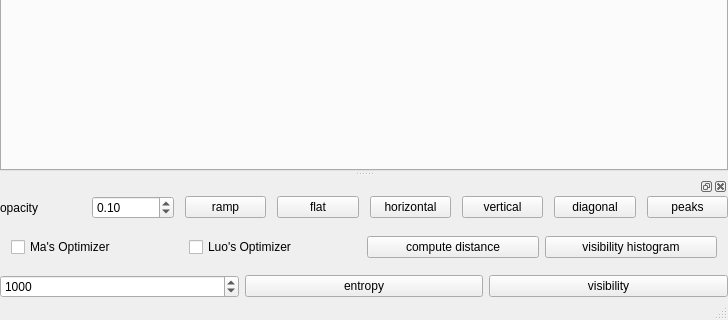
luosz/artivvis-development-repository, file VolumeRenderer/TransferFunctionEditor/transferfunctioneditor.ui: the form before one commit; both pictures show x 0 to 728 and y 160 to 480 of the 728 by 480 pixel window.
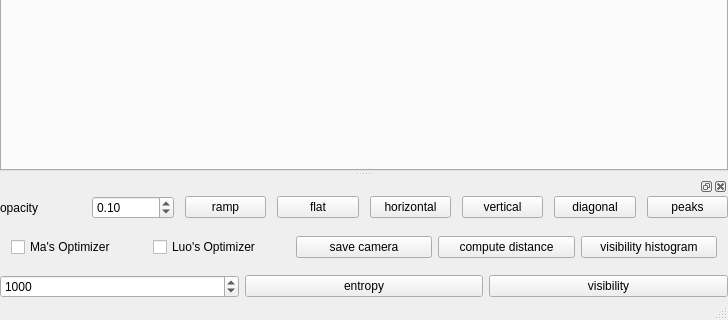
The form after the commit.

Diff of the .ui file:
```diff
--- a/VolumeRenderer/TransferFunctionEditor/transferfunctioneditor.ui
+++ b/VolumeRenderer/TransferFunctionEditor/transferfunctioneditor.ui
@@ -319,6 +319,13 @@
          </property>
         </widget>
        </item>
+       <item>
+        <widget class="QPushButton" name="cameraButton">
+         <property name="text">
+          <string>save camera</string>
+         </property>
+        </widget>
+       </item>
        <item>
         <widget class="QPushButton" name="computeDistanceButton">
          <property name="text">
```
